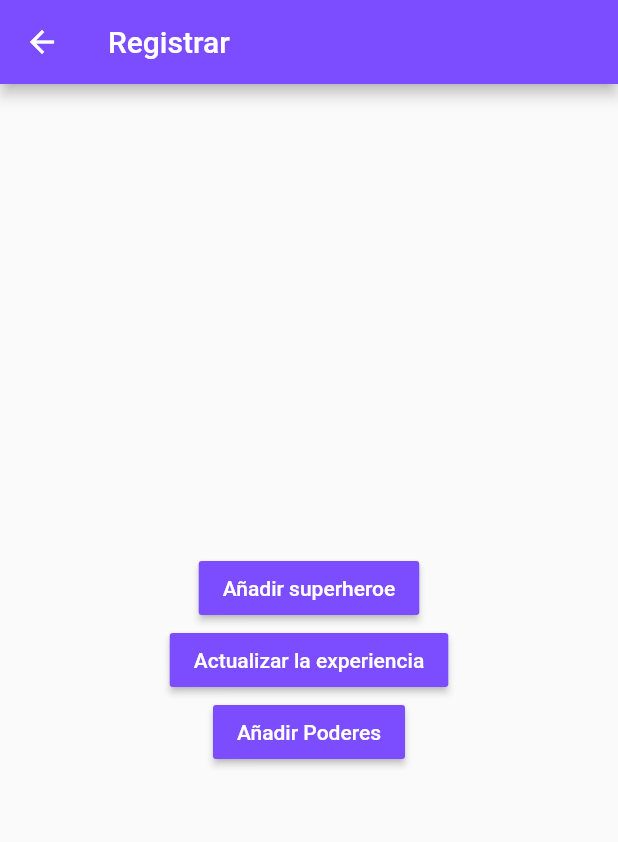
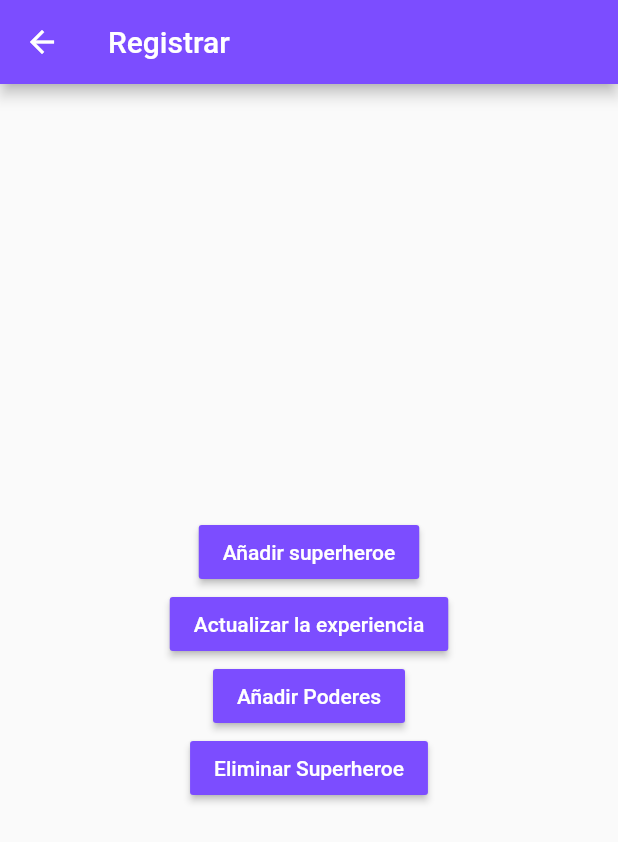
Before and after one commit to FranciscoCFubenow/flutter_codigo4_state, a Flutter app: the RegisterPage screen opened directly, after a tap on "Actualizar la experiencia", on a phone screen of 412 x 824 dp. Shown: the top 842 px of the screen. Run offline on Flutter 3.47's test engine with Material 2 defaults, Android fonts, the light colour scheme and no system bars.

Commit message:
update experience y delete superhero

```diff
--- a/lib/pages/register_page.dart
+++ b/lib/pages/register_page.dart
@@ -43,7 +43,9 @@ class RegisterPage extends StatelessWidget {
               color: Colors.deepPurpleAccent,
             ),
             MaterialButton(
-              onPressed: () {},
+              onPressed: () {
+                _superheroProvider.updateExperience(10000);
+              },
               child: Text(
                 "Actualizar la experiencia",
                 style: TextStyle(
@@ -62,6 +64,18 @@ class RegisterPage extends StatelessWidget {
               ),
               color: Colors.deepPurpleAccent,
             ),
+            MaterialButton(
+              onPressed: () {
+                _superheroProvider.deleteSuperhero();
+              },
+              child: Text(
+                "Eliminar Superheroe",
+                style: TextStyle(
+                  color: Colors.white,
+                ),
+              ),
+              color: Colors.deepPurpleAccent,
+            ),
           ],
         ),
       ),
--- a/lib/providers/superheroe_provider.dart
+++ b/lib/providers/superheroe_provider.dart
@@ -11,5 +11,15 @@ class SuperheroProvider with ChangeNotifier {
     notifyListeners();
   }
 
+  updateExperience(int experience) {
+    _superheroe!.experiencia = experience;
+    notifyListeners();
+  }
+
+  deleteSuperhero() {
+    _superheroe = null;
+    notifyListeners();
+  }
+
   bool get checkSuperhero => _superheroe != null;
 }
```
